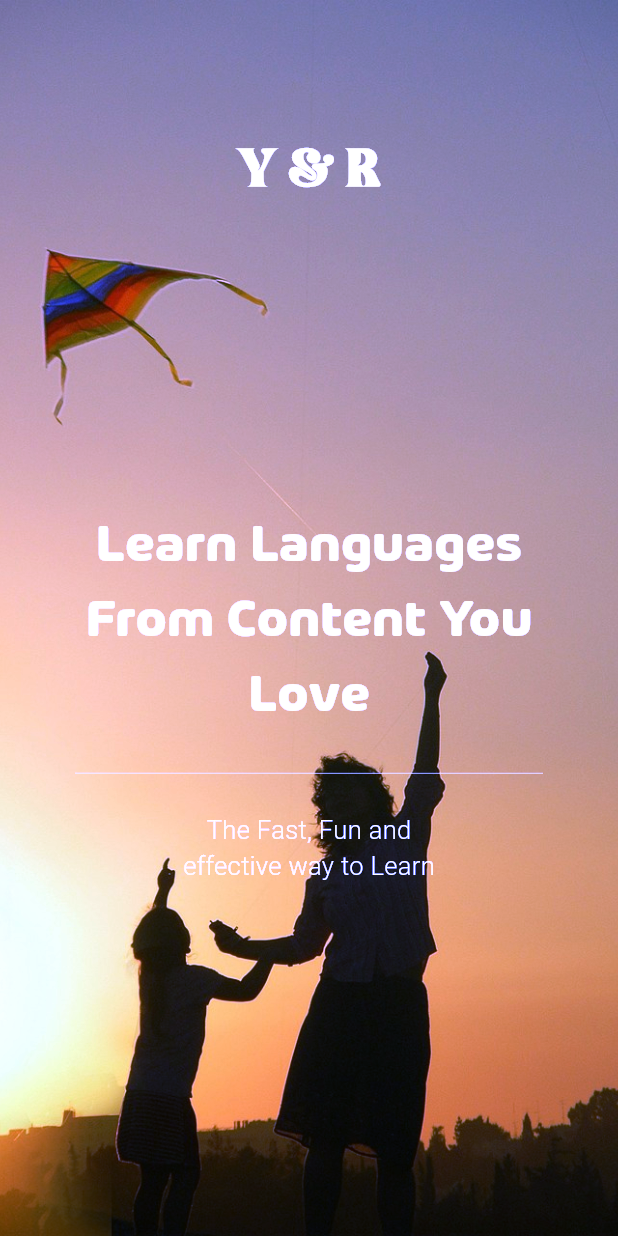
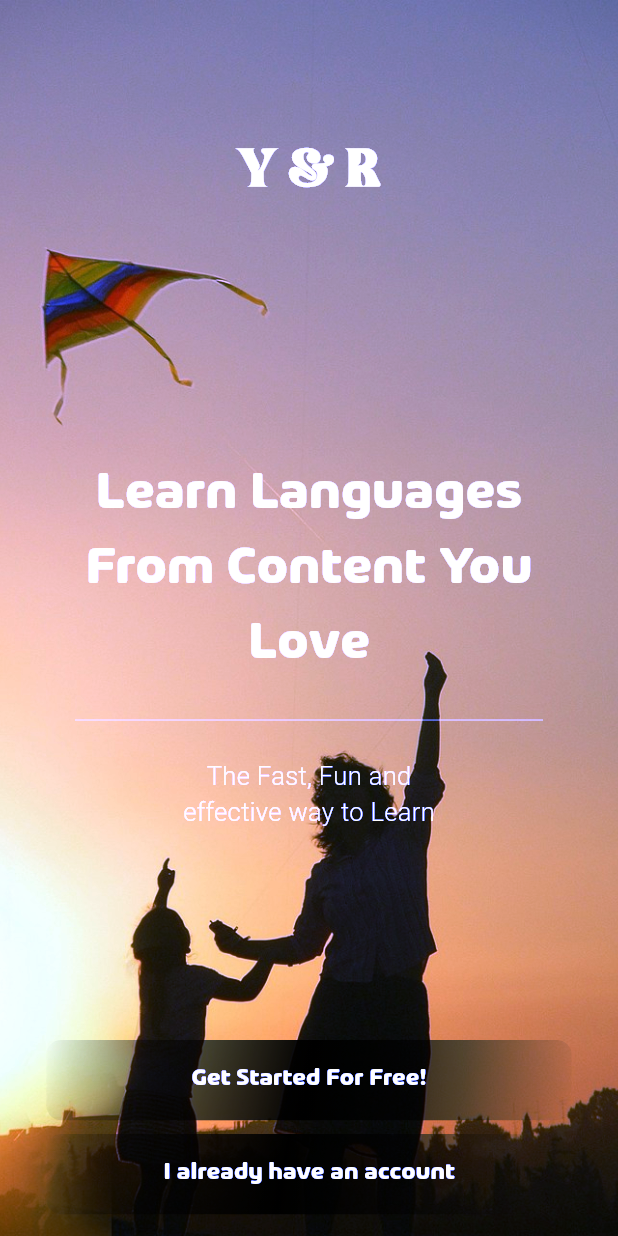
Before and after one commit to chanwoo0218/y_and_r-chat, a Flutter app: the screen it shows after launch, on a phone screen of 412 x 824 dp. Run offline on Flutter 3.47's test engine with Material 3 defaults, Android fonts, the phone set to English and light mode, and no system bars.

Commit message:
background and login button

```diff
--- a/lib/main.dart
+++ b/lib/main.dart
@@ -13,7 +13,7 @@ class MyApp extends StatelessWidget {
     return MaterialApp(
       title: 'Y&R chat',
       theme: ThemeData(),
-      home: LoginSignupScreen()
+      home: MainScreen()
     );
   }
 }
--- a/lib/screens/main_screen.dart
+++ b/lib/screens/main_screen.dart
@@ -1,22 +1,23 @@
 import 'package:flutter/material.dart';
+import 'package:y_and_r_chat/screens/loginscreen.dart';
 
-class LoginSignupScreen extends StatefulWidget {
-  const LoginSignupScreen({super.key});
+class MainScreen extends StatefulWidget {
+  const MainScreen({super.key});
 
   @override
-  State<LoginSignupScreen> createState() => _LoginSignupScreenState();
+  State<MainScreen> createState() => _LoginSignupScreenState();
 }
 
-class _LoginSignupScreenState extends State<LoginSignupScreen> {
+class _LoginSignupScreenState extends State<MainScreen> {
   @override
   Widget build(BuildContext context) {
     return ColorFiltered(
-      colorFilter: ColorFilter.mode(
+      colorFilter: const ColorFilter.mode(
           Colors.indigoAccent,
           BlendMode.overlay
       ),
       child: Container(
-        decoration: BoxDecoration(
+        decoration: const BoxDecoration(
           image: DecorationImage(
             fit: BoxFit.cover,
             image: AssetImage('img/background.jpg')
@@ -34,7 +35,7 @@ class _LoginSignupScreenState extends State<LoginSignupScreen> {
                     child: Column(
                       crossAxisAlignment: CrossAxisAlignment.center,
                       children: [
-                        Text(
+                        const Text(
                           'Y & R',
                           style: TextStyle(
                             fontSize: 35,
@@ -44,9 +45,9 @@ class _LoginSignupScreenState extends State<LoginSignupScreen> {
                           ),
                         ),
                         SizedBox(
-                          height: 200,
+                          height: MediaQuery.of(context).size.height*0.2,
                         ),
-                        Text(
+                        const Text(
                           'Learn Languages',
                           style: TextStyle(
                             fontSize: 35,
@@ -56,7 +57,7 @@ class _LoginSignupScreenState extends State<LoginSignupScreen> {
                           ),
                         ),
 
-                        Text(
+                        const Text(
                           'From Content You',
                           style: TextStyle(
                             fontSize: 35,
@@ -65,7 +66,7 @@ class _LoginSignupScreenState extends State<LoginSignupScreen> {
                               fontFamily: 'Arlon'
                           ),
                         ),
-                        Text(
+                        const Text(
                           'Love',
                           style: TextStyle(
                             fontSize: 35,
@@ -75,7 +76,7 @@ class _LoginSignupScreenState extends State<LoginSignupScreen> {
                           ),
                         ),
                         SizedBox(
-                          height: 25,
+                          height: MediaQuery.of(context).size.height*0.03,
                         ),
                         Divider(
                           thickness: 0.5,
@@ -85,9 +86,9 @@ class _LoginSignupScreenState extends State<LoginSignupScreen> {
                           color: Colors.grey[100],
                         ),
                         SizedBox(
-                          height: 25,
+                          height: MediaQuery.of(context).size.height*0.03,
                         ),
-                        Text(
+                        const Text(
                           'The Fast, Fun and',
                           style: TextStyle(
                             fontSize: 17,
@@ -96,13 +97,79 @@ class _LoginSignupScreenState extends State<LoginSignupScreen> {
                             //fontFamily: 'Aramis'
                           ),
                         ),
-                        Text(
+                        const Text(
                           'effective way to Learn',
                           style: TextStyle(
                             fontSize: 17,
                             color: Colors.white,
                               fontWeight: FontWeight.w300,
                               //fontFamily: 'Aramis'
+                          ),
+                        ),
+                        SizedBox(
+                          height: MediaQuery.of(context).size.height*0.17,
+                        ),
+                        Container(
+                          height: MediaQuery.of(context).size.height*0.065,
+                          width: MediaQuery.of(context).size.width*0.85,
+                          decoration: BoxDecoration(
+                            borderRadius: BorderRadius.circular(10.0),
+                            gradient: const LinearGradient(
+                              begin: Alignment.topLeft,
+                              end: Alignment.bottomRight,
+                              colors: <Color>[
+                                Colors.transparent,
+                                Colors.black,
+                                Colors.transparent,
+                              ],
+                            ),
+                          ),
+                          child: TextButton(
+                            child: const Text("Get Started For Free!",
+                            style: TextStyle(
+                              color: Colors.white,
+                              fontSize: 16,
+                              fontFamily: 'Arlon'
+                            ),
+                            ),
+                            onPressed: (){
+
+                            },
+
+                          ),
+                        ),
+                        SizedBox(
+                          height: MediaQuery.of(context).size.height*0.011,
+                        ),
+                        Container(
+                          height: MediaQuery.of(context).size.height*0.065,
+                          width: MediaQuery.of(context).size.width*0.85,
+                          decoration: BoxDecoration(
+                              gradient: const LinearGradient(
+                                  begin: Alignment.topLeft,
+                                  end: Alignment(0.8, 1),
+                                  colors: <Color>[
+                                    Colors.transparent,
+                                    Colors.black,
+                                    Colors.transparent,
+                                  ],
+                              ),
+                              borderRadius: BorderRadius.circular(10.0)
+                          ),
+                          child: TextButton(
+                            child: const Text("I already have an account",
+                            style: TextStyle(
+                              color: Colors.white,
+                              fontSize: 16,
+                              fontFamily: 'Arlon'
+                            ),
+                            ),
+                            onPressed: (){
+                              Navigator.push(context, MaterialPageRoute(builder: (context) {
+                                return const LoginSignupScreen();
+                              })
+                              );
+                            },
                           ),
                         ),
 
```
Also changed, not shown: lib/screens/loginscreen.dart (added, +162 -0 lines).
